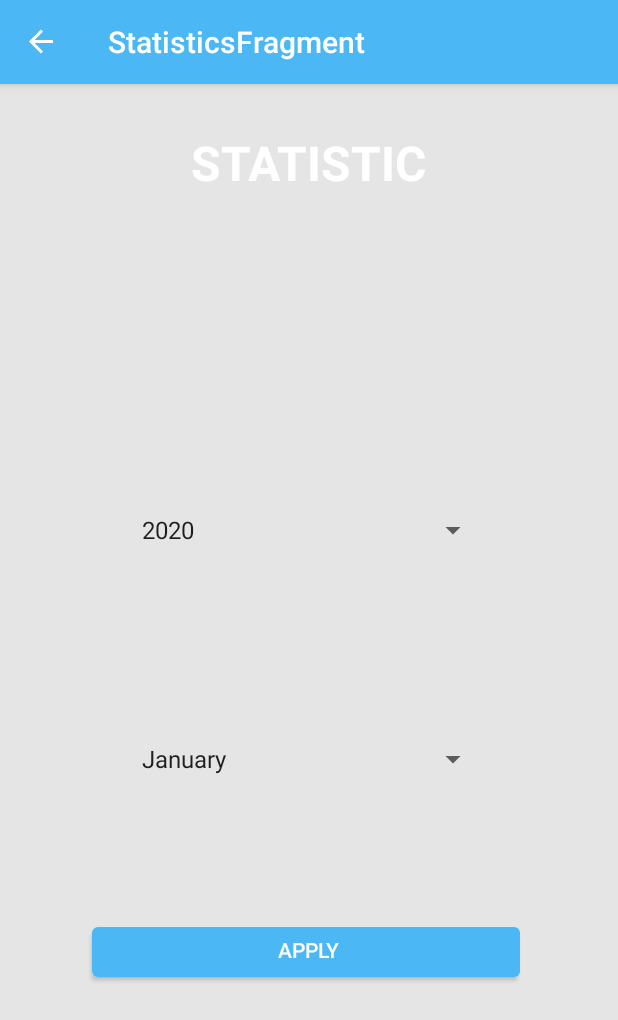
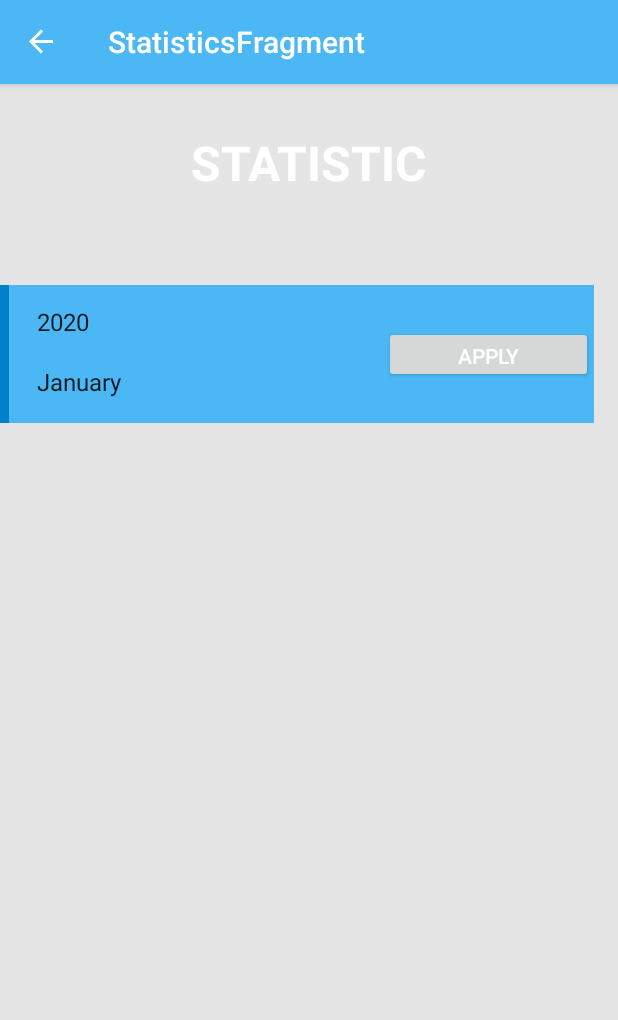
Before and after one commit to mobileappdevhm20/team-project-team_6, an Android app: the StatisticsFragment screen opened through its navigation route, on a phone screen of 412 x 824 dp. Shown: the top 1020 px of the screen. Run offline under Robolectric (Android 15) with nearby library versions, the phone set to English and light mode, and no system bars; our stand-ins replace Room's generated code, data binding, navigation-ui.

Commit message:
Change View of Statistic and Add Strings

```diff
--- a/app/src/main/res/layout/statistic.xml
+++ b/app/src/main/res/layout/statistic.xml
@@ -6,6 +6,30 @@
         android:layout_width="match_parent"
         android:background="@color/colorBackground"
         android:layout_height="match_parent">
+
+
+        <TextView
+            android:id="@+id/textView2"
+            android:layout_width="412dp"
+            android:layout_height="92dp"
+            android:background="@color/colorPrimary"
+            app:layout_constraintBottom_toBottomOf="parent"
+            app:layout_constraintEnd_toEndOf="parent"
+            app:layout_constraintHorizontal_bias="1.0"
+            app:layout_constraintStart_toStartOf="@+id/textView3"
+            app:layout_constraintTop_toBottomOf="@+id/statistic_title"
+            app:layout_constraintVertical_bias="0.1" />
+
+        <TextView
+            android:id="@+id/textView3"
+            android:layout_width="6dp"
+            android:layout_height="92dp"
+            android:layout_marginEnd="404dp"
+            android:background="@color/colorPrimaryDark"
+            app:layout_constraintEnd_toEndOf="parent"
+            app:layout_constraintHorizontal_bias="0.0"
+            app:layout_constraintStart_toStartOf="@+id/textView2"
+            app:layout_constraintTop_toTopOf="@+id/textView2" />
 
         <TextView
             android:id="@+id/statistic_title"
@@ -25,37 +49,36 @@
             android:id="@+id/year_spinner"
             android:layout_width="239dp"
             android:layout_height="23dp"
-            android:layout_marginTop="32dp"
-            app:layout_constraintBottom_toBottomOf="parent"
+            android:textColor="@color/colorFontWhite"
+            app:layout_constraintBottom_toBottomOf="@+id/textView2"
             app:layout_constraintEnd_toEndOf="parent"
+            app:layout_constraintHorizontal_bias="0.098"
             app:layout_constraintStart_toStartOf="parent"
-            app:layout_constraintTop_toBottomOf="@+id/statistic_title"
-            app:layout_constraintVertical_bias="0.281" />
+            app:layout_constraintTop_toTopOf="@+id/textView2"
+            app:layout_constraintVertical_bias="0.188" />
 
         <Spinner
             android:id="@+id/year_month"
             android:layout_width="239dp"
             android:layout_height="23dp"
-            app:layout_constraintBottom_toBottomOf="parent"
+            android:textColor="@color/colorFontWhite"
+            app:layout_constraintBottom_toBottomOf="@+id/textView2"
             app:layout_constraintEnd_toEndOf="parent"
+            app:layout_constraintHorizontal_bias="0.098"
             app:layout_constraintStart_toStartOf="parent"
-
-            app:layout_constraintTop_toBottomOf="@+id/year_spinner"
-            app:layout_constraintVertical_bias="0.296" />
+            app:layout_constraintTop_toBottomOf="@+id/year_spinner" />
 
         <Button
             android:id="@+id/button_checkstatisitc"
-            android:layout_width="288dp"
-            android:layout_height="36dp"
-            android:background="@drawable/shape_shadow_button"
+            android:layout_width="139dp"
+            android:layout_height="38dp"
+
             android:text="@string/filter_button"
             android:textColor="@color/colorFontWhite"
-            app:layout_constraintBottom_toBottomOf="parent"
-            app:layout_constraintEnd_toEndOf="parent"
-            app:layout_constraintHorizontal_bias="0.495"
-            app:layout_constraintStart_toStartOf="parent"
-            app:layout_constraintTop_toBottomOf="@+id/year_month"
-            app:layout_constraintVertical_bias="0.362" />
+            app:layout_constraintBottom_toBottomOf="@+id/textView2"
+            app:layout_constraintEnd_toEndOf="@+id/textView2"
+            app:layout_constraintStart_toEndOf="@+id/year_spinner"
+            app:layout_constraintTop_toTopOf="@+id/textView2" />
 
 
     </androidx.constraintlayout.widget.ConstraintLayout>
--- a/app/src/main/res/values/strings.xml
+++ b/app/src/main/res/values/strings.xml
@@ -44,4 +44,7 @@
         <item>November</item>
         <item>December</item>
     </string-array>
+
+    <string name="month">Month:</string>
+    <string name="year">Year:</string>
 </resources>
```
